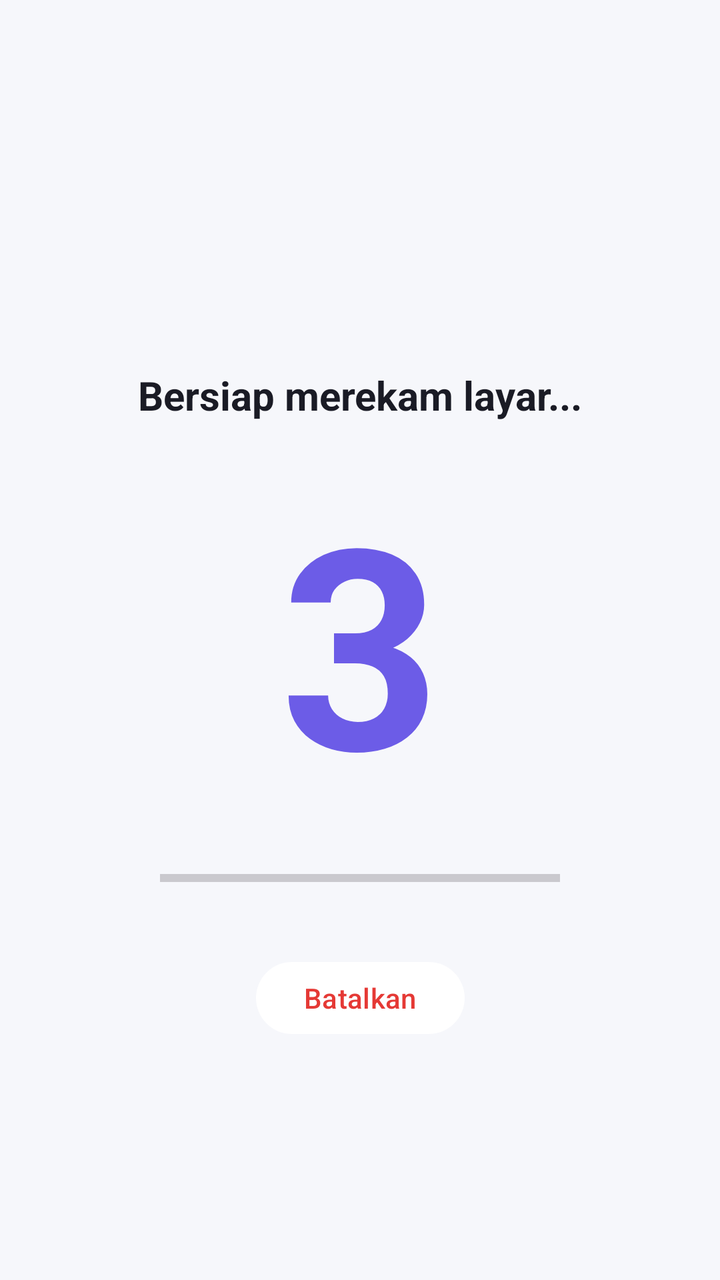
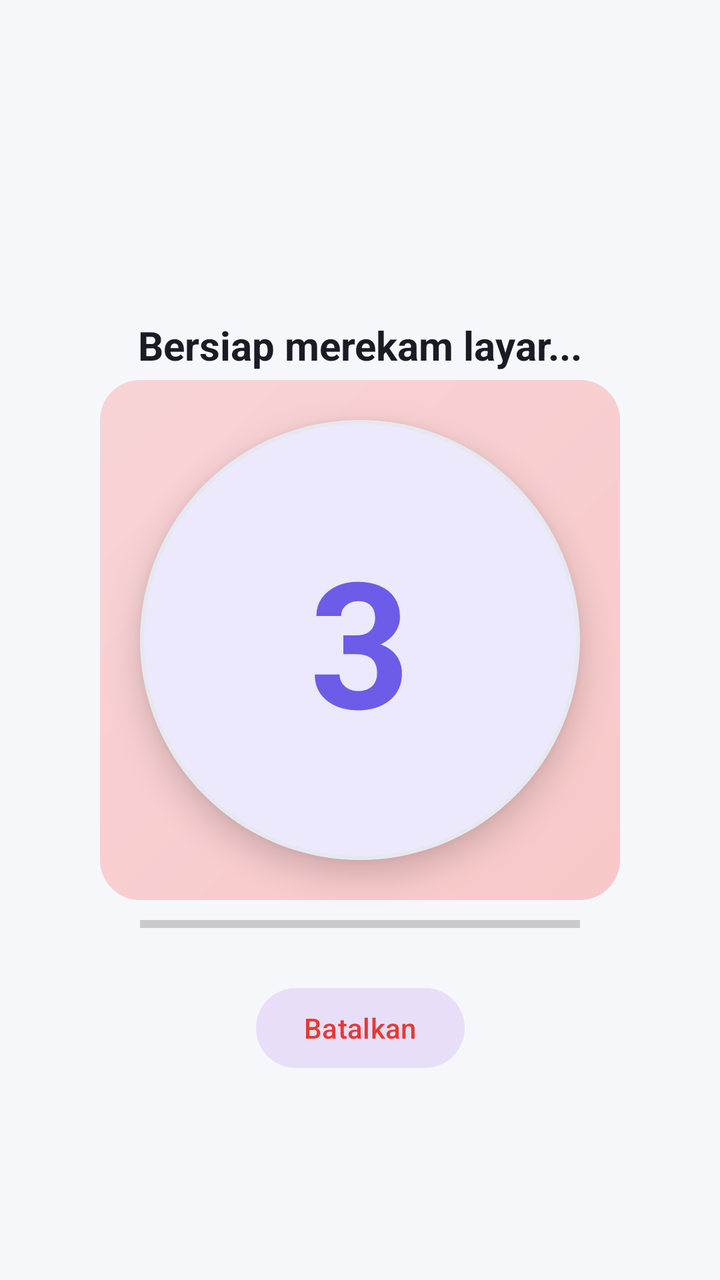

Before-and-after screenshots of an Android layout around one commit, followed by the original layout XML and the change that was made.
<!-- AndroidManifest.xml: application theme Theme.RekaminDulu -->
<!-- res/layout/countdown_screen.xml -->
<?xml version="1.0" encoding="utf-8"?>
<androidx.constraintlayout.widget.ConstraintLayout xmlns:android="http://schemas.android.com/apk/res/android"
    xmlns:app="http://schemas.android.com/apk/res-auto"
    android:layout_width="match_parent"
    android:layout_height="match_parent"
    android:background="@color/colorBackground">

    
    <TextView
        android:id="@+id/countdown_text"
        android:layout_width="wrap_content"
        android:layout_height="wrap_content"
        android:layout_marginBottom="16dp"
        android:text="Bersiap merekam layar..."
        android:textColor="@color/textTitle"
        android:textSize="20sp"
        android:textStyle="bold"
        app:layout_constraintBottom_toTopOf="@id/countdown_number"
        app:layout_constraintEnd_toEndOf="parent"
        app:layout_constraintStart_toStartOf="parent" />

    
    <TextView
        android:id="@+id/countdown_number"
        android:layout_width="wrap_content"
        android:layout_height="wrap_content"
        android:contentDescription="Countdown number"
        android:text="3"
        android:textColor="@color/colorPrimary"
        android:textSize="140sp"
        android:textStyle="bold"
        app:layout_constraintBottom_toBottomOf="parent"
        app:layout_constraintEnd_toEndOf="parent"
        app:layout_constraintStart_toStartOf="parent"
        app:layout_constraintTop_toTopOf="parent" />

    
    <ProgressBar
        android:id="@+id/countdown_progress"
        style="?android:attr/progressBarStyleHorizontal"
        android:layout_width="200dp"
        android:layout_height="12dp"
        android:layout_marginTop="20dp"
        android:max="3"
        android:progress="0"
        android:progressTint="@color/colorPrimary"
        app:layout_constraintEnd_toEndOf="parent"
        app:layout_constraintStart_toStartOf="parent"
        app:layout_constraintTop_toBottomOf="@id/countdown_number" />

    
    <Button
        android:id="@+id/btn_cancel_countdown"
        android:layout_width="wrap_content"
        android:layout_height="44dp"
        android:layout_marginTop="32dp"
        android:text="Batalkan"
        android:textColor="@color/colorError"
        app:backgroundTint="@color/colorSurface"
        app:layout_constraintEnd_toEndOf="parent"
        app:layout_constraintStart_toStartOf="parent"
        app:layout_constraintTop_toBottomOf="@id/countdown_progress" />

</androidx.constraintlayout.widget.ConstraintLayout>
<!-- resources referenced by this layout -->
<resources>
  <color name="colorBackground">#F6F7FB</color>
  <color name="colorError">#E53935</color>
  <color name="colorPrimary">#6C5CE7</color>
  <color name="colorSurface">#FFFFFF</color>
  <color name="textTitle">#1A1B25</color>
  <style name="Theme.RekaminDulu" parent="Theme.Material3.DayNight.NoActionBar">
          <item name="colorPrimary">@color/colorPrimary</item>
          <item name="colorOnPrimary">@color/colorOnPrimary</item>
          <item name="colorPrimaryContainer">@color/colorPrimaryContainer</item>
          <item name="colorOnPrimaryContainer">@color/colorOnPrimaryContainer</item>
          <item name="colorSurface">@color/colorSurface</item>
          <item name="colorOnSurface">@color/colorOnSurface</item>
          <item name="android:windowBackground">@color/colorBackground</item>
          <item name="android:statusBarColor">@color/colorBackground</item>
          <item name="android:windowLightStatusBar">true</item>
          <item name="android:navigationBarColor">@color/colorSurface</item>
      </style>
  <color name="colorOnPrimary">#FFFFFF</color>
  <color name="colorPrimaryContainer">#ECE8FD</color>
  <color name="colorOnPrimaryContainer">#4435B8</color>
  <color name="colorOnSurface">#1A1B25</color>
</resources>

<!-- the commit's change to res/layout/countdown_screen.xml (unified diff, before → after) -->
@@ -6,57 +6,88 @@
     android:background="@color/colorBackground">
 
     
-    <TextView
-        android:id="@+id/countdown_text"
-        android:layout_width="wrap_content"
-        android:layout_height="wrap_content"
-        android:layout_marginBottom="16dp"
-        android:text="Bersiap merekam layar..."
-        android:textColor="@color/textTitle"
-        android:textSize="20sp"
-        android:textStyle="bold"
-        app:layout_constraintBottom_toTopOf="@id/countdown_number"
-        app:layout_constraintEnd_toEndOf="parent"
-        app:layout_constraintStart_toStartOf="parent" />
-
-    
-    <TextView
-        android:id="@+id/countdown_number"
-        android:layout_width="wrap_content"
-        android:layout_height="wrap_content"
-        android:contentDescription="Countdown number"
-        android:text="3"
-        android:textColor="@color/colorPrimary"
-        android:textSize="140sp"
-        android:textStyle="bold"
+    <View
+        android:layout_width="260dp"
+        android:layout_height="260dp"
+        android:background="@drawable/bg_record_pulse"
+        android:alpha="0.25"
         app:layout_constraintBottom_toBottomOf="parent"
         app:layout_constraintEnd_toEndOf="parent"
         app:layout_constraintStart_toStartOf="parent"
         app:layout_constraintTop_toTopOf="parent" />
 
     
+    <com.google.android.material.card.MaterialCardView
+        android:id="@+id/card_countdown_box"
+        android:layout_width="220dp"
+        android:layout_height="220dp"
+        app:cardBackgroundColor="@color/colorSurface"
+        app:cardCornerRadius="110dp"
+        app:cardElevation="10dp"
+        app:strokeColor="@color/colorBorder"
+        app:strokeWidth="2dp"
+        app:layout_constraintBottom_toBottomOf="parent"
+        app:layout_constraintEnd_toEndOf="parent"
+        app:layout_constraintStart_toStartOf="parent"
+        app:layout_constraintTop_toTopOf="parent">
+
+        <LinearLayout
+            android:layout_width="match_parent"
+            android:layout_height="match_parent"
+            android:gravity="center"
+            android:orientation="vertical">
+
+            <TextView
+                android:id="@+id/countdown_number"
+                android:layout_width="wrap_content"
+                android:layout_height="wrap_content"
+                android:contentDescription="Angka hitung mundur"
+                android:text="3"
+                android:textColor="@color/colorPrimary"
+                android:textSize="88sp"
+                android:textStyle="bold" />
+        </LinearLayout>
+    </com.google.android.material.card.MaterialCardView>
+
+    
+    <TextView
+        android:id="@+id/countdown_text"
+        android:layout_width="wrap_content"
+        android:layout_height="wrap_content"
+        android:layout_marginBottom="24dp"
+        android:text="Bersiap merekam layar..."
+        android:textColor="@color/textTitle"
+        android:textSize="20sp"
+        android:textStyle="bold"
+        app:layout_constraintBottom_toTopOf="@id/card_countdown_box"
+        app:layout_constraintEnd_toEndOf="parent"
+        app:layout_constraintStart_toStartOf="parent" />
+
+    
     <ProgressBar
         android:id="@+id/countdown_progress"
         style="?android:attr/progressBarStyleHorizontal"
-        android:layout_width="200dp"
-        android:layout_height="12dp"
-        android:layout_marginTop="20dp"
+        android:layout_width="220dp"
+        android:layout_height="8dp"
+        android:layout_marginTop="28dp"
         android:max="3"
         android:progress="0"
         android:progressTint="@color/colorPrimary"
         app:layout_constraintEnd_toEndOf="parent"
         app:layout_constraintStart_toStartOf="parent"
-        app:layout_constraintTop_toBottomOf="@id/countdown_number" />
+        app:layout_constraintTop_toBottomOf="@id/card_countdown_box" />
 
     
-    <Button
+    <com.google.android.material.button.MaterialButton
         android:id="@+id/btn_cancel_countdown"
+        style="@style/Widget.Material3.Button.TonalButton"
         android:layout_width="wrap_content"
-        android:layout_height="44dp"
-        android:layout_marginTop="32dp"
+        android:layout_height="48dp"
+        android:layout_marginTop="24dp"
+        android:paddingHorizontal="24dp"
         android:text="Batalkan"
         android:textColor="@color/colorError"
-        app:backgroundTint="@color/colorSurface"
+        app:cornerRadius="24dp"
         app:layout_constraintEnd_toEndOf="parent"
         app:layout_constraintStart_toStartOf="parent"
         app:layout_constraintTop_toBottomOf="@id/countdown_progress" />
<!-- resource entries referenced after the edit -->
@@ -1,10 +1,22 @@
 <!-- resources referenced by this layout -->
 <resources>
   <color name="colorBackground">#F6F7FB</color>
+  <color name="colorBorder">#E6E8F0</color>
   <color name="colorError">#E53935</color>
   <color name="colorPrimary">#6C5CE7</color>
   <color name="colorSurface">#FFFFFF</color>
   <color name="textTitle">#1A1B25</color>
+  <!-- drawable bg_record_pulse (drawable) -->
+  <?xml version="1.0" encoding="utf-8"?>
+  <shape xmlns:android="http://schemas.android.com/apk/res/android"
+      android:shape="rectangle">
+      <gradient
+          android:angle="135"
+          android:startColor="#FF3B30"
+          android:endColor="#FF6B6B"
+          android:type="linear" />
+      <corners android:radius="20dp" />
+  </shape>
   <style name="Theme.RekaminDulu" parent="Theme.Material3.DayNight.NoActionBar">
           <item name="colorPrimary">@color/colorPrimary</item>
           <item name="colorOnPrimary">@color/colorOnPrimary</item>
